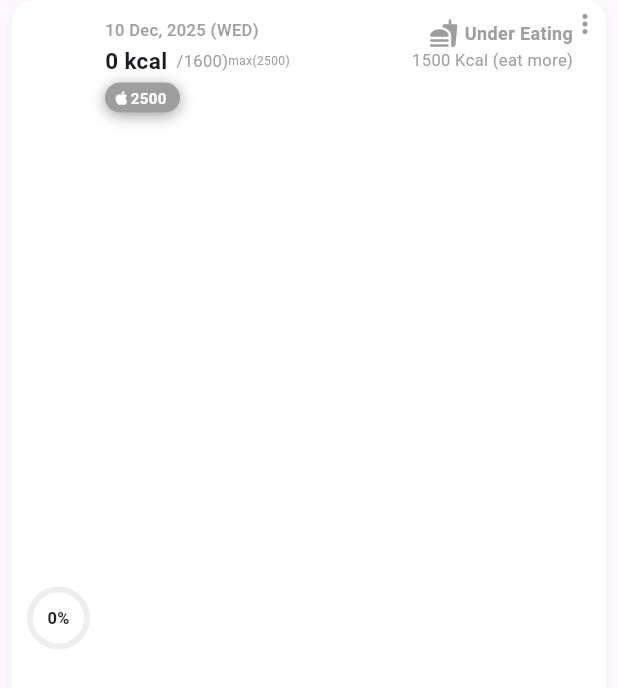
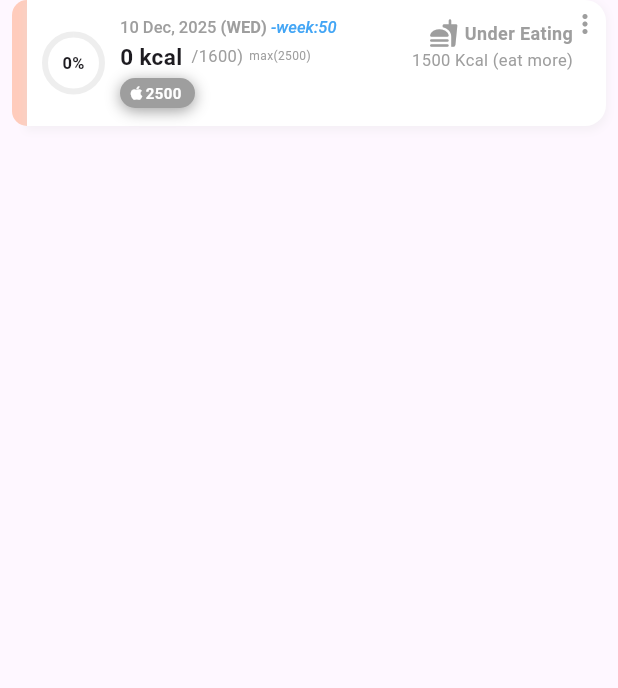
Before and after one commit to AshwaniDev101/Flutter-Calio-Firebase-Drift, a Flutter app: the _DayCard widget shown alone on an empty page, opened directly with empty values, on a phone screen of 412 x 824 dp. Shown: the top 688 px of the screen. Run offline on Flutter 3.47's test engine with Material 3 defaults, Android fonts, the phone set to English and light mode, and no system bars; our stand-ins replace cloud_firestore, firebase_core, logger, rxdart; accounts and stored records are empty; generated files the repository leaves out were written again.

Commit message:
feat: add week color coding and styling to history list
- Refactored list items in `listview.dart` to include a vertical color bar on the left, determined by the calculated week number.
- Updated the date display to use `RichText`, highlighting the weekday and displaying the week number.
- Adjusted container layout with `IntrinsicHeight` and specific border radii to support the new side-bar design.
- Updated `WeeklyListWidget` to use solid colors from the palette by removing opacity.

```diff
--- a/lib/pages/user_history/widgets/listview.dart
+++ b/lib/pages/user_history/widgets/listview.dart
@@ -5,6 +5,7 @@ import '../../../../core/app_settings.dart';
 import '../../../../models/food_stats.dart';
 import '../../../../models/foodstats_entry.dart';
 import '../../../helper/progress_visuals_helper.dart';
+import '../../../theme/app_colors.dart';
 import '../../../widgets/caution_label/caution_label_widget.dart';
 import '../../../widgets/edit_delete_option_menu/edit_delete_option_menu.widget.dart';
 
@@ -69,14 +70,43 @@ class _DayCard extends StatelessWidget {
     final weekdayName = DateFormat('EEE').format(dateTime).toUpperCase();
     final formattedDate = DateFormat('d MMM, y').format(dateTime);
 
+    // ISO week calculation
+    final numberOfDays = int.parse(DateFormat("D").format(dateTime));
+    final int weekDayNo = dateTime.weekday;
+    final int weekInTheYear = ((numberOfDays - weekDayNo + 10) ~/ 7);
+
+    final cardColor = AppColors.colorPalette[weekInTheYear % AppColors.colorPalette.length];
+
     return Container(
       margin: const EdgeInsets.symmetric(horizontal: 8, vertical: 0),
+      child: IntrinsicHeight( // ensures left bar matches card height
+        child: Row(
+          crossAxisAlignment: CrossAxisAlignment.stretch,
+          children: [
+            // Left colored bar
+            Container(
+              width: 10,
+              decoration: BoxDecoration(
+                color: cardColor,
+                borderRadius: const BorderRadius.only(
+                  topLeft: Radius.circular(12),
+                  bottomLeft: Radius.circular(12),
+                ),
+              ),
+            ),
+
+            // Card content
+            Expanded(
+              child: Container(
                 decoration: BoxDecoration(
                   color: Colors.white,
-        borderRadius: BorderRadius.circular(14),
+                  borderRadius: const BorderRadius.only(
+                    topRight: Radius.circular(14),
+                    bottomRight: Radius.circular(14),
+                  ),
                   boxShadow: [
                     BoxShadow(
-            color: Colors.grey.shade300.withValues(alpha: 0.3),
+                      color: Colors.grey.shade300.withOpacity(0.3),
                       spreadRadius: 1,
                       blurRadius: 4,
                       offset: const Offset(0, 2),
@@ -85,6 +115,7 @@ class _DayCard extends StatelessWidget {
                 ),
                 child: Stack(
                   children: [
+                    // Edit/Delete menu
                     Positioned(top: 6, right: 4, child: editDeleteOptionMenu),
                     Padding(
                       padding: const EdgeInsets.all(12.0),
@@ -99,12 +130,27 @@ class _DayCard extends StatelessWidget {
                             child: Column(
                               crossAxisAlignment: CrossAxisAlignment.start,
                               children: [
-                      Text(
-                        '$formattedDate ($weekdayName)',
-                        style: TextStyle(color: Colors.grey[500], fontSize: 11, fontWeight: FontWeight.w500),
+                                RichText(
+                                  text: TextSpan(
+                                    style: TextStyle(
+                                      fontSize: 11,
+                                      fontWeight: FontWeight.w500,
+                                      color: Colors.grey[500], // default color
+                                    ),
+                                    children: [
+                                      TextSpan(text: formattedDate + ' '), // Date in default color
+                                      TextSpan(
+                                        text: '($weekdayName) ',
+                                        style: const TextStyle(fontWeight: FontWeight.bold), // weekday bold
+                                      ),
+                                      TextSpan(
+                                        text: '-week:$weekInTheYear',
+                                        style: TextStyle(color: Colors.blue[400], fontStyle: FontStyle.italic,), // week number in different color
+                                      ),
+                                    ],
+                                  ),
                                 ),
                                 const SizedBox(height: 2),
-
                                 Row(
                                   children: [
                                     Text(
@@ -112,22 +158,22 @@ class _DayCard extends StatelessWidget {
                                       style: const TextStyle(fontSize: 15, fontWeight: FontWeight.w700),
                                     ),
                                     const SizedBox(width: 6),
-
-
                                     Text(
                                       '/${AppSettings.atLeastCalories})',
                                       style: TextStyle(color: Colors.grey[500], fontSize: 11),
                                     ),
+                                    const SizedBox(width: 4),
                                     Text(
                                       'max(${AppSettings.atMaxCalories})',
                                       style: TextStyle(color: Colors.grey[500], fontSize: 8),
-                          )
+                                    ),
                                   ],
                                 ),
                                 const SizedBox(height: 4),
                                 SizedBox(
-                        width:50,
-                          child: CationLabelWidget(foodStats: foodStats)),
+                                  width: 50,
+                                  child: CationLabelWidget(foodStats: foodStats),
+                                ),
                               ],
                             ),
                           ),
@@ -135,14 +181,20 @@ class _DayCard extends StatelessWidget {
 
                           // Status Summary
                           getText(),
-                SizedBox(width: 10,)
+                          const SizedBox(width: 10),
                         ],
                       ),
                     ),
                   ],
                 ),
+              ),
+            ),
+          ],
+        ),
+      ),
     );
   }
+
 
   Widget _buildProgressCircle() {
     final progress = getProgressRatio(foodStats);
--- a/lib/pages/user_history/widgets/weekly_list_widget.dart
+++ b/lib/pages/user_history/widgets/weekly_list_widget.dart
@@ -7,14 +7,14 @@ class WeeklyListWidget extends StatelessWidget {
   @override
   Widget build(BuildContext context) {
     return SizedBox(
-      height: 50, // <-- MAIN HEIGHT
+      height: 50,
       child: ListView.builder(
         scrollDirection: Axis.horizontal,
         reverse: true,
         itemCount: 7,
         padding: const EdgeInsets.symmetric(horizontal: 6),
         itemBuilder: (context, index) {
-          final color = AppColors.colorPalette[index % AppColors.colorPalette.length];
+          final cardColor = AppColors.colorPalette[index % AppColors.colorPalette.length];
 
           return Padding(
             padding: const EdgeInsets.symmetric(horizontal: 4),
@@ -33,7 +33,8 @@ class WeeklyListWidget extends StatelessWidget {
                     width: 7,
                     height: double.infinity,
                     decoration: BoxDecoration(
-                      color: color.withOpacity(.80),
+                      // color: color.withOpacity(.80),
+                      color: cardColor,
                       borderRadius: const BorderRadius.only(
                         topLeft: Radius.circular(12),
                         bottomLeft: Radius.circular(12),
```
Lines whose indentation alone changed are shown as unchanged.
